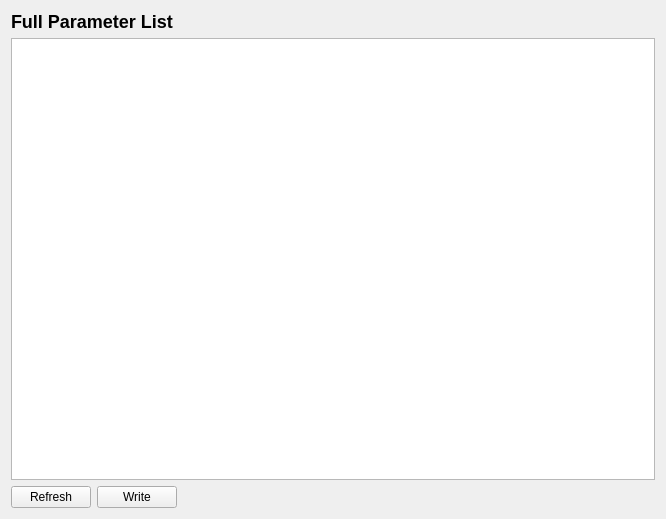
Qt form src/ui/configuration/AdvParameterList.ui (ArduPilot/apm_planner) before a commit.
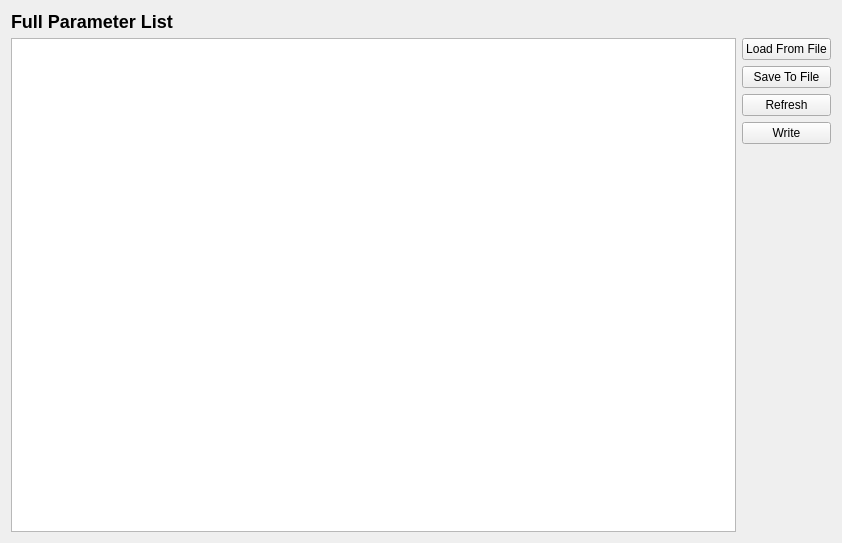
The same form after that commit.

Commit message: Addition of Load and Save buttons for Full ParameterList to load/save from/to CSV file, and addition of "Units" field to list

Diff of the .ui file:
```diff
--- a/src/ui/configuration/AdvParameterList.ui
+++ b/src/ui/configuration/AdvParameterList.ui
@@ -6,14 +6,14 @@
    <rect>
     <x>0</x>
     <y>0</y>
-    <width>666</width>
-    <height>519</height>
+    <width>842</width>
+    <height>543</height>
    </rect>
   </property>
   <property name="windowTitle">
    <string>Form</string>
   </property>
-  <layout class="QVBoxLayout" name="verticalLayout">
+  <layout class="QVBoxLayout" name="verticalLayout_2">
    <item>
     <widget class="QLabel" name="label">
      <property name="text">
@@ -21,12 +21,28 @@
      </property>
     </widget>
    </item>
-   <item>
-    <widget class="QTableWidget" name="tableWidget"/>
-   </item>
    <item>
     <layout class="QHBoxLayout" name="horizontalLayout">
      <item>
+      <widget class="QTableWidget" name="tableWidget"/>
+     </item>
+     <item>
+      <layout class="QVBoxLayout" name="verticalLayout">
+       <item>
+        <widget class="QPushButton" name="loadPushButton">
+         <property name="text">
+          <string>Load From File</string>
+         </property>
+        </widget>
+       </item>
+       <item>
+        <widget class="QPushButton" name="savePushButton">
+         <property name="text">
+          <string>Save To File</string>
+         </property>
+        </widget>
+       </item>
+       <item>
       <widget class="QPushButton" name="refreshPushButton">
        <property name="text">
         <string>Refresh</string>
@@ -41,17 +57,19 @@
       </widget>
      </item>
      <item>
-      <spacer name="horizontalSpacer">
+        <spacer name="verticalSpacer">
        <property name="orientation">
-        <enum>Qt::Horizontal</enum>
+          <enum>Qt::Vertical</enum>
        </property>
        <property name="sizeHint" stdset="0">
         <size>
-         <width>40</width>
-         <height>20</height>
+           <width>20</width>
+           <height>40</height>
         </size>
        </property>
       </spacer>
+       </item>
+      </layout>
      </item>
     </layout>
    </item>
```
Lines whose indentation alone changed are shown as unchanged. The commit also changes 3 other files.
